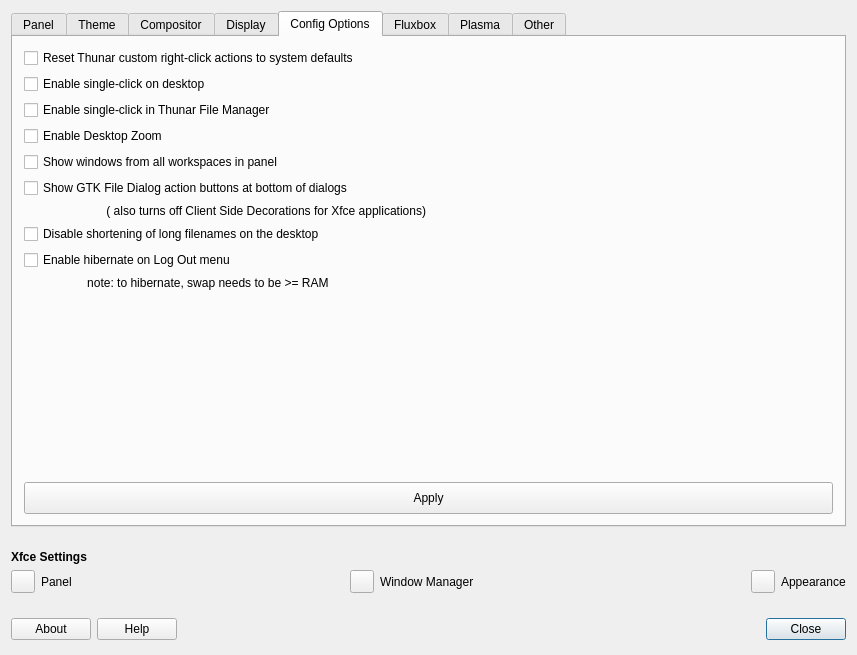
This is defaultlook.ui in MX-Linux/mx-tweak as Qt 5 draws it before an edit. The edited form follows.
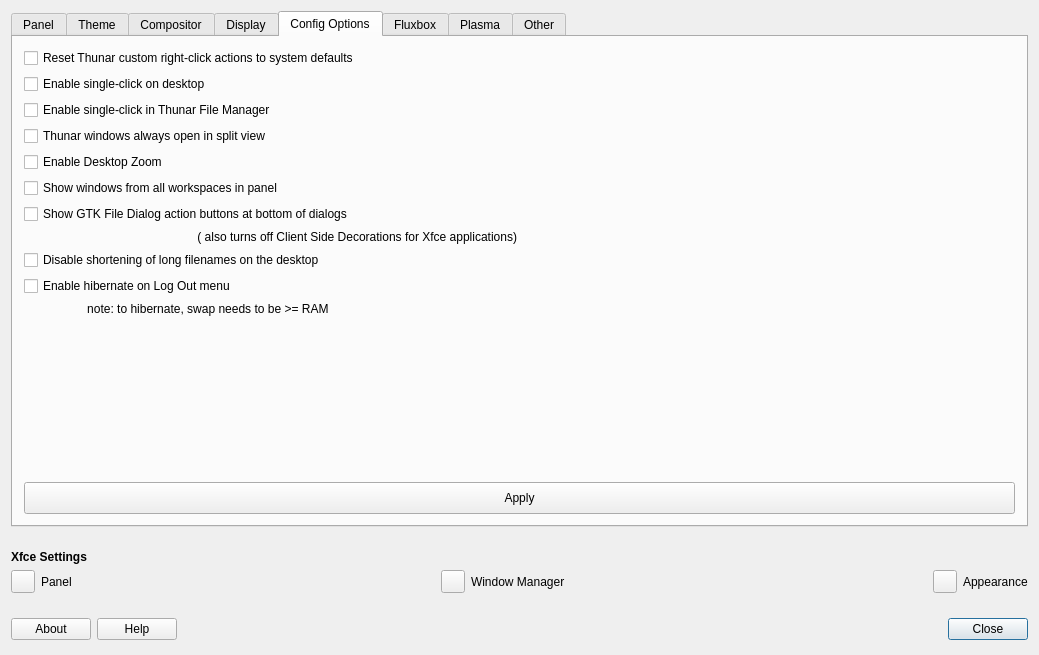
This is the edited form. Icons and pictures are not drawn.

Commit message: add thunar split view feature

The edit to the form file:
```diff
--- a/defaultlook.ui
+++ b/defaultlook.ui
@@ -6,7 +6,7 @@
    <rect>
     <x>0</x>
     <y>0</y>
-    <width>857</width>
+    <width>1039</width>
     <height>655</height>
    </rect>
   </property>
@@ -945,14 +945,44 @@
       <layout class="QGridLayout" name="gridLayout_18">
        <item row="0" column="0">
         <layout class="QGridLayout" name="gridLayout_11">
-         <item row="3" column="0">
+         <item row="11" column="1">
+          <spacer name="verticalSpacer_10">
+           <property name="orientation">
+            <enum>Qt::Vertical</enum>
+           </property>
+           <property name="sizeHint" stdset="0">
+            <size>
+             <width>20</width>
+             <height>28</height>
+            </size>
+           </property>
+          </spacer>
+         </item>
+         <item row="7" column="0">
+          <widget class="QLabel" name="label_Xfce_CSD">
+           <property name="text">
+            <string>( also turns off Client Side Decorations for Xfce applications)</string>
+           </property>
+           <property name="alignment">
+            <set>Qt::AlignRight|Qt::AlignTrailing|Qt::AlignVCenter</set>
+           </property>
+          </widget>
+         </item>
+         <item row="4" column="0">
           <widget class="QCheckBox" name="checkBoxDesktopZoom">
            <property name="text">
             <string>Enable Desktop Zoom </string>
            </property>
           </widget>
          </item>
-         <item row="11" column="0" colspan="2">
+         <item row="1" column="0">
+          <widget class="QCheckBox" name="checkBoxSingleClick">
+           <property name="text">
+            <string>Enable single-click on desktop</string>
+           </property>
+          </widget>
+         </item>
+         <item row="12" column="0" colspan="2">
           <widget class="QPushButton" name="ButtonApplyMiscDefualts">
            <property name="minimumSize">
             <size>
@@ -976,54 +1006,27 @@
            </property>
           </widget>
          </item>
-         <item row="1" column="0">
-          <widget class="QCheckBox" name="checkBoxSingleClick">
+         <item row="6" column="0">
+          <widget class="QCheckBox" name="checkBoxFileDialogActionButtonsPosition">
            <property name="text">
-            <string>Enable single-click on desktop</string>
+            <string>Show GTK File Dialog action buttons at bottom of dialogs</string>
            </property>
           </widget>
          </item>
-         <item row="7" column="0" colspan="2">
-          <widget class="QCheckBox" name="checkboxNoEllipse">
-           <property name="text">
-            <string>Disable shortening of long filenames on the desktop</string>
-           </property>
-          </widget>
-         </item>
-         <item row="8" column="0" colspan="2">
+         <item row="9" column="0" colspan="2">
           <widget class="QCheckBox" name="checkBoxHibernate">
            <property name="text">
             <string>Enable hibernate on Log Out menu </string>
            </property>
           </widget>
          </item>
-         <item row="10" column="1">
-          <spacer name="verticalSpacer_10">
-           <property name="orientation">
-            <enum>Qt::Vertical</enum>
-           </property>
-           <property name="sizeHint" stdset="0">
-            <size>
-             <width>20</width>
-             <height>28</height>
-            </size>
-           </property>
-          </spacer>
-         </item>
-         <item row="9" column="0" colspan="2">
+         <item row="10" column="0" colspan="2">
           <widget class="QLabel" name="label_hibernate">
            <property name="text">
             <string>                   note: to hibernate, swap needs to be &gt;= RAM</string>
            </property>
           </widget>
          </item>
-         <item row="4" column="0">
-          <widget class="QCheckBox" name="checkBoxShowAllWorkspaces">
-           <property name="text">
-            <string>Show windows from all workspaces in panel</string>
-           </property>
-          </widget>
-         </item>
          <item row="0" column="0" colspan="2">
           <widget class="QCheckBox" name="checkBoxThunarCAReset">
            <property name="text">
@@ -1031,20 +1034,24 @@
            </property>
           </widget>
          </item>
+         <item row="8" column="0" colspan="2">
+          <widget class="QCheckBox" name="checkboxNoEllipse">
+           <property name="text">
+            <string>Disable shortening of long filenames on the desktop</string>
+           </property>
+          </widget>
+         </item>
          <item row="5" column="0">
-          <widget class="QCheckBox" name="checkBoxFileDialogActionButtonsPosition">
+          <widget class="QCheckBox" name="checkBoxShowAllWorkspaces">
            <property name="text">
-            <string>Show GTK File Dialog action buttons at bottom of dialogs</string>
+            <string>Show windows from all workspaces in panel</string>
            </property>
           </widget>
          </item>
-         <item row="6" column="0">
-          <widget class="QLabel" name="label_Xfce_CSD">
+         <item row="3" column="0">
+          <widget class="QCheckBox" name="checkBoxThunarSplitView">
            <property name="text">
-            <string>( also turns off Client Side Decorations for Xfce applications)</string>
-           </property>
-           <property name="alignment">
-            <set>Qt::AlignRight|Qt::AlignTrailing|Qt::AlignVCenter</set>
+            <string>Thunar windows always open in split view</string>
            </property>
           </widget>
          </item>
```
The commit also changes 51 other files.
